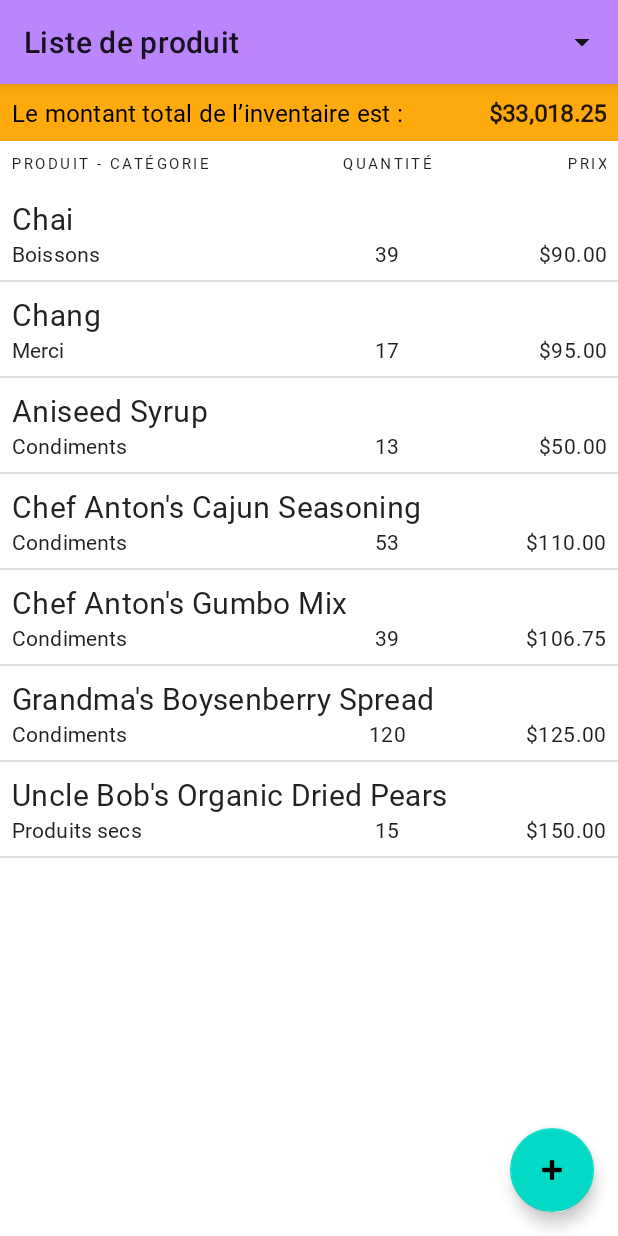
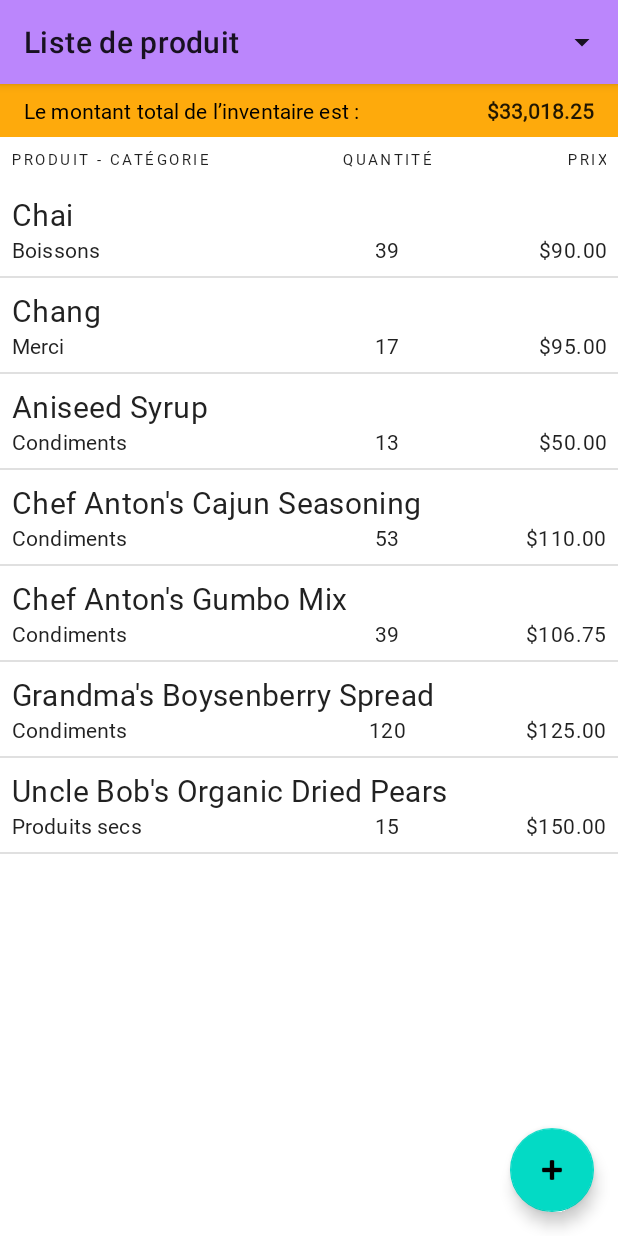
Before and after one commit to DelBiss/bam_android02_labo1, an Android app: the screen it shows after launch (MainActivity), on a phone screen of 412 x 824 dp. Run offline under Robolectric (Android 15) with nearby library versions, the phone set to English and light mode, and no system bars; our stand-ins replace Room's generated code, data binding, navigation-ui; 3 statements that could not run were skipped.

Commit message:
Refactor TotalInventory Translate

```diff
--- a/app/src/main/java/ca/philrousse/android02/labo1/data/Produit.kt
+++ b/app/src/main/java/ca/philrousse/android02/labo1/data/Produit.kt
@@ -3,8 +3,6 @@ package ca.philrousse.android02.labo1.data
 import androidx.annotation.NonNull
 import androidx.recyclerview.widget.DiffUtil
 import androidx.room.*
-
-data class TotalInventaire(var total: Double)
 
 @Entity(tableName = "Produits")
 class Produit(_id: Int?, nom: String, categ: String, prix: Double, qte: Int) {
--- a/app/src/main/java/ca/philrousse/android02/labo1/data/ProduitDAO.kt
+++ b/app/src/main/java/ca/philrousse/android02/labo1/data/ProduitDAO.kt
@@ -12,10 +12,10 @@ interface ProduitDAO {
     @Query("SELECT * FROM Produits WHERE categ = :categ")
     fun obtenirListeProduitsParCategorie(categ:String):Flow<List<Produit>>
 
-    @Query("SELECT SUM(qte * prix) AS total FROM Produits")
+    @Query("SELECT SUM(qte * prix) AS total, 0 as isCategory FROM Produits")
     fun obtenirValeurInventaire():Flow<TotalInventaire>
 
-    @Query("SELECT SUM(qte * prix) AS total FROM Produits WHERE categ = :categ")
+    @Query("SELECT SUM(qte * prix) AS total, 1 as isCategory FROM Produits WHERE categ = :categ")
     fun obtenirValeurInventaireParCategorie(categ:String):Flow<TotalInventaire>
 
     @Insert (onConflict = OnConflictStrategy.REPLACE)
--- a/app/src/main/java/ca/philrousse/android02/labo1/data/ProduitsRepository.kt
+++ b/app/src/main/java/ca/philrousse/android02/labo1/data/ProduitsRepository.kt
@@ -10,9 +10,7 @@ class ProduitsRepository(private val produitDao: ProduitDAO) {
     val listeProduits: Flow<List<Produit>> = produitDao.obtenirListeProduits()
     fun cat(cate:String) = produitDao.obtenirListeProduitsParCategorie(cate)
 
-    fun totalInventaire(notUser:Any?):Flow<Double> = produitDao.obtenirValeurInventaire().map {
-        it.total
-    }
+    fun totalInventaire(notUser:Any?):Flow<TotalInventaire> = produitDao.obtenirValeurInventaire()
 
     fun totalInventaire(cate:String):Flow<TotalInventaire> = produitDao.obtenirValeurInventaireParCategorie(cate)
 
--- /dev/null
+++ b/app/src/main/java/ca/philrousse/android02/labo1/data/TotalInventaire.kt
@@ -0,0 +1,14 @@
+package ca.philrousse.android02.labo1.data
+
+import ca.philrousse.android02.labo1.R
+
+data class TotalInventaire(val total: Double?, private val isCategory:Boolean = false){
+    val uiLabelRessourceId:Int
+        get() {
+            return if (isCategory){
+                R.string.prompt_categ
+            } else {
+                R.string.prompt_inv_total
+            }
+        }
+}
--- a/app/src/main/java/ca/philrousse/android02/labo1/fragment/ProduitListFragment.kt
+++ b/app/src/main/java/ca/philrousse/android02/labo1/fragment/ProduitListFragment.kt
@@ -28,6 +28,7 @@ import ca.philrousse.android02.labo1.databinding.ProduitFragmentListBinding
 import ca.philrousse.android02.labo1.model.ProduitViewModel
 import ca.philrousse.android02.labo1.model.ProduitViewModelFactory
 import ca.philrousse.android02.labo1.adapter.ProduitAdapter
+import ca.philrousse.android02.labo1.data.TotalInventaire
 import kotlinx.coroutines.launch
 import kotlin.math.min
 
@@ -87,10 +88,10 @@ class ProduitListFragment : Fragment() {
                 id: Long
             ) {
                 produitsViewModel.categoryFilter.value = if (position == 0) {
-                    binding.viewCateg.visibility = View.GONE
+                    //binding.viewCateg.visibility = View.GONE
                     null
                 } else {
-                    binding.viewCateg.visibility = View.VISIBLE
+                    //binding.viewCateg.visibility = View.VISIBLE
                     parent.getItemAtPosition(position) as String
                 }
                 Log.d("Spinner", "$position -> ${parent.getItemAtPosition(position)}")
@@ -113,8 +114,8 @@ class ProduitListFragment : Fragment() {
     }
 
     private fun hookRecycleView() {
-        binding.total = total
-        binding.categ = categ
+        binding.total = TotalInventaire(null)
+        binding.categ = TotalInventaire(null,true)
 
         val produitAdapter = ProduitAdapter()
 
@@ -131,7 +132,7 @@ class ProduitListFragment : Fragment() {
             repeatOnLifecycle(Lifecycle.State.STARTED) {
                 produitsViewModel.totalInventaire.collect {
                     Log.d("TotalInventaire", it.toString())
-                    setCurrencyAmount(binding.txtTotalValue, it)
+                    binding.total = it
                 }
             }
         }
@@ -152,8 +153,8 @@ class ProduitListFragment : Fragment() {
         lifecycleScope.launch {
             repeatOnLifecycle(Lifecycle.State.STARTED) {
                 produitsViewModel.totalInventaireFiltered.collect {
-                    Log.d("totalInventaireFiltered", it.total.toString())
-                    setCurrencyAmount(binding.txtCategValue, it.total)
+                    Log.d("totalInventaireFiltered", it.toString())
+                    binding.categ = it
                 }
             }
         }
@@ -177,11 +178,6 @@ class ProduitListFragment : Fragment() {
             ): Boolean = false
 
             override fun onSwiped(viewHolder: RecyclerView.ViewHolder, direction: Int) {
-
-                Log.d(
-                    "Swipe",
-                    "It Swipe -> ${produitAdapter.currentList[viewHolder.adapterPosition]}"
-                )
                 produitsViewModel.delete(produitAdapter.currentList[viewHolder.adapterPosition])
             }
 
@@ -203,14 +199,8 @@ class ProduitListFragment : Fragment() {
                 Color.colorToHSV(Color.RED, myHSLColor)
                 val cx = 0.6F
                 myHSLColor[1] = (min(dX / (viewHolder.itemView.width / 2), 1F) * cx) + (1 - cx)
+                myHSLColor[2] = (min(dX / (viewHolder.itemView.width / 2), 1F) * cx) + (1 - cx)
 
-                myHSLColor[2] = (min(dX / (viewHolder.itemView.width / 2), 1F) * cx) + (1 - cx)
-                val myColor = Color.HSVToColor(myHSLColor)
-
-                Log.d(
-                    "Color",
-                    "R:${Color.red(myColor)}, G:${Color.green(myColor)}, B:${Color.blue(myColor)}"
-                )
                 c.drawColor(Color.HSVToColor(myHSLColor))
 
 
--- a/app/src/main/java/ca/philrousse/android02/labo1/model/ProduitViewModel.kt
+++ b/app/src/main/java/ca/philrousse/android02/labo1/model/ProduitViewModel.kt
@@ -30,12 +30,12 @@ class ProduitViewModel(private val repository: ProduitsRepository):ViewModel() {
             repository.totalInventaire(null)}.stateIn(
         scope = viewModelScope,
         SharingStarted.WhileSubscribed(5000),
-        69.0
+        TotalInventaire(null)
     )
 
     var totalInventaireFiltered:StateFlow<TotalInventaire> = categoryFilter.flatMapLatest { categ ->
         if(categ.isNullOrEmpty()){
-            flow { emit(TotalInventaire(0.0)) }
+            flow { emit(TotalInventaire(null,true)) }
             //repository.totalInventaire(null)
         } else {
             repository.totalInventaire(categ)
@@ -43,7 +43,7 @@ class ProduitViewModel(private val repository: ProduitsRepository):ViewModel() {
     }.stateIn(
         scope = viewModelScope,
         SharingStarted.WhileSubscribed(5000),
-        TotalInventaire(96.0)
+        TotalInventaire(null, true)
     )
 
     val spinnerCategoriesListe: LiveData<Set<String>> = Transformations.map(repository.listeCategories){
--- a/app/src/main/res/layout/activity_main.xml
+++ b/app/src/main/res/layout/activity_main.xml
@@ -16,13 +16,10 @@
             android:id="@+id/toolbar"
             android:layout_width="match_parent"
             android:layout_height="?attr/actionBarSize"
-
-
             app:popupTheme="@style/Theme.Labo2.PopupOverlay" />
 
     </com.google.android.material.appbar.AppBarLayout>
 
     <include layout="@layout/content_main" />
 
-
 </androidx.coordinatorlayout.widget.CoordinatorLayout>
--- a/app/src/main/res/layout/content_main.xml
+++ b/app/src/main/res/layout/content_main.xml
@@ -18,4 +18,5 @@
         app:layout_constraintTop_toTopOf="parent"
         app:navGraph="@navigation/nav_graph"
         tools:ignore="FragmentTagUsage" />
+
 </androidx.constraintlayout.widget.ConstraintLayout>
--- a/app/src/main/res/layout/produit_fragment_list.xml
+++ b/app/src/main/res/layout/produit_fragment_list.xml
@@ -2,105 +2,27 @@
 <layout
     xmlns:android="http://schemas.android.com/apk/res/android"
     xmlns:app="http://schemas.android.com/apk/res-auto"
-    xmlns:tools="http://schemas.android.com/tools">
+    xmlns:tools="http://schemas.android.com/tools"
+    xmlns:bind="http://schemas.android.com/apk/res-auto">
     <data>
-        <variable name="total" type="Double"/>
-        <variable name="categ" type="Double"/>
+        <variable name="total" type="ca.philrousse.android02.labo1.data.TotalInventaire"/>
+        <variable name="categ" type="ca.philrousse.android02.labo1.data.TotalInventaire"/>
     </data>
 <androidx.constraintlayout.widget.ConstraintLayout
     android:layout_width="match_parent"
     android:layout_height="match_parent"
     tools:context=".fragment.ProduitListFragment">
 
-    <androidx.constraintlayout.widget.ConstraintLayout
+    <include
+        layout="@layout/produit_inventory_amount"
         android:id="@+id/insert_total"
         android:layout_width="match_parent"
         android:layout_height="wrap_content"
-        android:background="?android:attr/colorPressedHighlight"
 
-        app:layout_constraintTop_toTopOf="parent">
-
-        <androidx.constraintlayout.widget.ConstraintLayout
-            android:id="@+id/view_Total"
-            android:layout_width="match_parent"
-            android:layout_height="wrap_content"
-            android:layout_marginHorizontal="@dimen/default_margin"
-            app:layout_constraintEnd_toEndOf="parent"
-            app:layout_constraintHorizontal_bias="0.0"
-            app:layout_constraintStart_toStartOf="parent"
-            app:layout_constraintTop_toTopOf="parent">
-
-            <TextView
-                android:id="@+id/label_total_value"
-                android:layout_width="wrap_content"
-                android:layout_height="wrap_content"
-                android:layout_marginVertical="@dimen/default_margin"
-                android:text="@string/prompt_inv_total"
-                android:textAppearance="@style/TextAppearance.MdcTypographyStyles.Subtitle1"
-                android:textColor="?attr/colorOnSecondary"
-                app:layout_constraintBottom_toBottomOf="parent"
-                app:layout_constraintStart_toStartOf="parent"
-                app:layout_constraintTop_toTopOf="parent" />
-
-            <TextView
-                android:id="@+id/txt_total_value"
-                android:layout_width="@dimen/produits_item_prix_width"
-                android:layout_height="wrap_content"
-                android:layout_marginVertical="@dimen/default_margin"
-                currencyAmount="@{total}"
-                tools:text="150.00 $"
-                android:textAlignment="textEnd"
-                android:textAppearance="@style/TextAppearance.MdcTypographyStyles.Subtitle1"
-                android:textStyle="bold"
-                app:layout_constraintBottom_toBottomOf="parent"
-                app:layout_constraintEnd_toEndOf="parent"
-                app:layout_constraintHorizontal_bias="1.0"
-                app:layout_constraintStart_toEndOf="@id/label_total_value"
-                app:layout_constraintTop_toTopOf="parent"
-                 />
-        </androidx.constraintlayout.widget.ConstraintLayout>
-
-        <androidx.constraintlayout.widget.ConstraintLayout
-            android:id="@+id/view_categ"
-            android:layout_width="0dp"
-            android:layout_height="wrap_content"
-            android:layout_marginStart="@dimen/default_margin"
-            android:visibility="gone"
-            app:layout_constraintEnd_toEndOf="@id/view_Total"
-            app:layout_constraintHorizontal_bias="0.0"
-            app:layout_constraintStart_toStartOf="parent"
-            app:layout_constraintTop_toBottomOf="@+id/view_Total">
-
-            <TextView
-                android:id="@+id/label_categ_value"
-                android:layout_width="wrap_content"
-                android:layout_height="wrap_content"
-                android:layout_marginBottom="@dimen/default_margin"
-                android:text="@string/prompt_categ"
-                android:textAppearance="@style/TextAppearance.MdcTypographyStyles.Subtitle2"
-                android:textColor="?attr/colorOnSecondary"
-                app:layout_constraintBottom_toBottomOf="parent"
-                app:layout_constraintStart_toStartOf="parent"
-                app:layout_constraintTop_toTopOf="parent" />
-
-            <TextView
-                android:id="@+id/txt_categ_value"
-                android:layout_width="@dimen/produits_item_prix_width"
-                android:layout_height="wrap_content"
-                android:layout_marginBottom="@dimen/default_margin"
-                currencyAmount="@{categ}"
-                tools:text="150.00 $"
-                android:textAlignment="textEnd"
-                android:textAppearance="@style/TextAppearance.MdcTypographyStyles.Subtitle2"
-                android:textStyle="bold"
-                app:layout_constraintBottom_toBottomOf="parent"
-
-                app:layout_constraintEnd_toEndOf="parent"
-                app:layout_constraintTop_toTopOf="parent"
-                 />
-        </androidx.constraintlayout.widget.ConstraintLayout>
-
-    </androidx.constraintlayout.widget.ConstraintLayout>
+        app:layout_constraintTop_toTopOf="parent"
+        bind:total="@{total}"
+        bind:categ="@{categ}"
+        />
 
     <include
         android:id="@+id/header"
--- /dev/null
+++ b/app/src/main/res/layout/produit_inventory_amount.xml
@@ -0,0 +1,47 @@
+<?xml version="1.0" encoding="utf-8"?>
+<layout xmlns:app="http://schemas.android.com/apk/res-auto"
+    xmlns:android="http://schemas.android.com/apk/res/android"
+    xmlns:tools="http://schemas.android.com/tools"
+    xmlns:bind="http://schemas.android.com/apk/res-auto"
+    >
+    <data>
+        <variable name="total" type="ca.philrousse.android02.labo1.data.TotalInventaire"/>
+        <variable name="categ" type="ca.philrousse.android02.labo1.data.TotalInventaire"/>
+    </data>
+    <androidx.constraintlayout.widget.ConstraintLayout
+        tools:showIn="@layout/produit_fragment_list"
+        android:id="@+id/insert_total"
+        android:layout_width="match_parent"
+        android:layout_height="wrap_content"
+        android:background="?android:attr/colorPressedHighlight"
+        android:padding="@dimen/default_margin"
+        >
+
+        <include
+            android:id="@+id/view_Total"
+            layout="@layout/produit_inventory_item"
+            android:layout_width="match_parent"
+            android:layout_height="wrap_content"
+
+            android:layout_marginHorizontal="@dimen/default_margin"
+
+            app:layout_constraintEnd_toEndOf="parent"
+            app:layout_constraintHorizontal_bias="0.0"
+            app:layout_constraintStart_toStartOf="parent"
+            app:layout_constraintTop_toTopOf="parent"
+            bind:totalInventaire="@{total}" />
+
+        <include
+            android:id="@+id/view_categ"
+            layout="@layout/produit_inventory_item"
+            android:layout_width="0dp"
+            android:layout_height="wrap_content"
+            app:layout_constraintEnd_toEndOf="parent"
+            app:layout_constraintHorizontal_bias="0.0"
+            app:layout_constraintStart_toStartOf="parent"
+            android:layout_marginHorizontal="@dimen/default_margin"
+
+            app:layout_constraintTop_toBottomOf="@id/view_Total"
+            bind:totalInventaire="@{categ}" />
+    </androidx.constraintlayout.widget.ConstraintLayout>
+</layout>
--- /dev/null
+++ b/app/src/main/res/layout/produit_inventory_item.xml
@@ -0,0 +1,44 @@
+<?xml version="1.0" encoding="utf-8"?>
+<layout xmlns:app="http://schemas.android.com/apk/res-auto"
+    xmlns:android="http://schemas.android.com/apk/res/android"
+    xmlns:tools="http://schemas.android.com/tools"
+    >
+    <data>
+        <import type="android.view.View"/>
+        <variable name="totalInventaire" type="ca.philrousse.android02.labo1.data.TotalInventaire"/>
+    </data>
+    <androidx.constraintlayout.widget.ConstraintLayout
+        android:layout_width="match_parent"
+        android:layout_height="wrap_content"
+        android:layout_marginHorizontal="@dimen/default_margin"
+        android:visibility="@{totalInventaire.total == null ? View.GONE : View.VISIBLE }"
+        tools:showIn="@layout/produit_inventory_amount">
+
+        <TextView
+            android:id="@+id/inventory_amount_prompt"
+            android:layout_width="wrap_content"
+            android:layout_height="wrap_content"
+            android:text="@{totalInventaire.uiLabelRessourceId}"
+            tools:text="Le total de l'inventaire est: "
+            android:textAppearance="@style/TextAppearance.MdcTypographyStyles.Subtitle2"
+            android:textColor="?attr/colorOnSecondary"
+            app:layout_constraintBottom_toBottomOf="parent"
+            app:layout_constraintStart_toStartOf="parent"
+            app:layout_constraintTop_toTopOf="parent" />
+
+        <TextView
+            android:id="@+id/inventory_amount_value"
+            android:layout_width="@dimen/produits_item_prix_width"
+            android:layout_height="wrap_content"
+            currencyAmount="@{totalInventaire.total}"
+            tools:text="150.00 $"
+            android:textAlignment="textEnd"
+            android:textAppearance="@style/TextAppearance.MdcTypographyStyles.Subtitle2"
+            android:textStyle="bold"
+            app:layout_constraintBottom_toBottomOf="parent"
+            app:layout_constraintEnd_toEndOf="parent"
+            app:layout_constraintHorizontal_bias="1.0"
+            app:layout_constraintStart_toEndOf="@id/inventory_amount_prompt"
+            app:layout_constraintTop_toTopOf="parent" />
+    </androidx.constraintlayout.widget.ConstraintLayout>
+</layout>
--- a/app/src/main/res/values/strings.xml
+++ b/app/src/main/res/values/strings.xml
@@ -1,6 +1,5 @@
 <resources xmlns:tools="http://schemas.android.com/tools">
     <string name="app_name" tools:ignore="Typos">SQLite Produits</string>
-    <string name="action_settings">Settings</string>
     <!-- Strings used for fragments for navigation -->
     <string name="fragment_label_produit">Liste de produit</string>
     <string name="fragment_label_nouveau_produit">Nouveau Produit</string>
@@ -12,7 +11,7 @@
     <string name="list_produit_header_produit">Produit - Catégorie</string>
     <string name="list_produit_header_qte">Quantité</string>
     <string name="list_produit_header_prix">Prix</string>
-    <string name="mainactivity_fab">Ajouter produit</string>
+    <string name="mainactivity_fab">Ajouter un produit</string>
     <string name="produit_new_field_nom">Nom du produit*</string>
     <string name="produit_new_field_categ">Catégorie*</string>
     <string name="produit_new_field_qte">Unité en stock*</string>
@@ -21,5 +20,5 @@
     <string name="helper_field_required">*Requis</string>
     <string name="action_save">Enregistrer</string>
     <string name="prompt_inv_total">Le montant total de l’inventaire est :</string>
-    <string name="prompt_categ">et pour la catégorie est :</string>
+    <string name="prompt_categ">Le montant total pour la catégorie est :</string>
 </resources>
```
Also changed, not shown: 1 other file.
